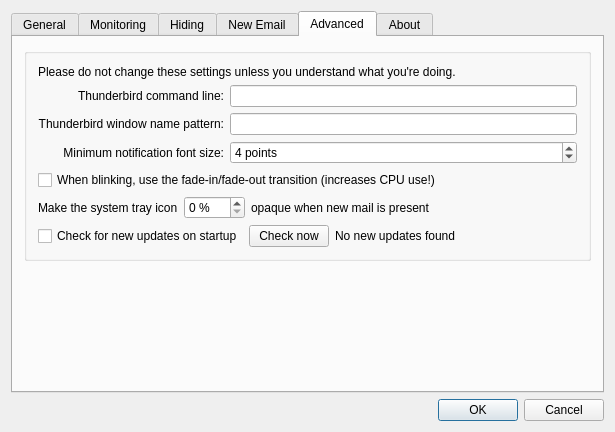
Above: src/dialogsettings.ui from gyunaev/birdtray before the change. Below: the same form after it.
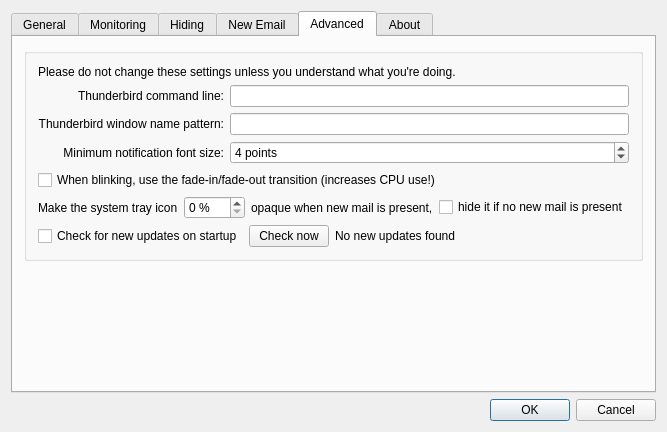
That is the form after the change. The open tabs and pages were chosen to show the change. Icons and pictures are not drawn. Custom widgets are drawn as their Qt base class.

Commit message: Add setting to hide the Birdtray icon if no new mail is present

The edit to the form file:
```diff
--- a/src/dialogsettings.ui
+++ b/src/dialogsettings.ui
@@ -861,7 +861,14 @@
             <item>
              <widget class="QLabel" name="label_14">
               <property name="text">
-               <string>opaque when new mail is present</string>
+               <string>opaque when new mail is present,</string>
+              </property>
+             </widget>
+            </item>
+            <item>
+             <widget class="QCheckBox" name="onlyShowIconOnNewMail">
+              <property name="text">
+               <string>hide it if no new mail is present</string>
               </property>
              </widget>
             </item>
```
Left out of the diff: 1 changed line with no effect on the pictures. The commit also changes 6 other files.
